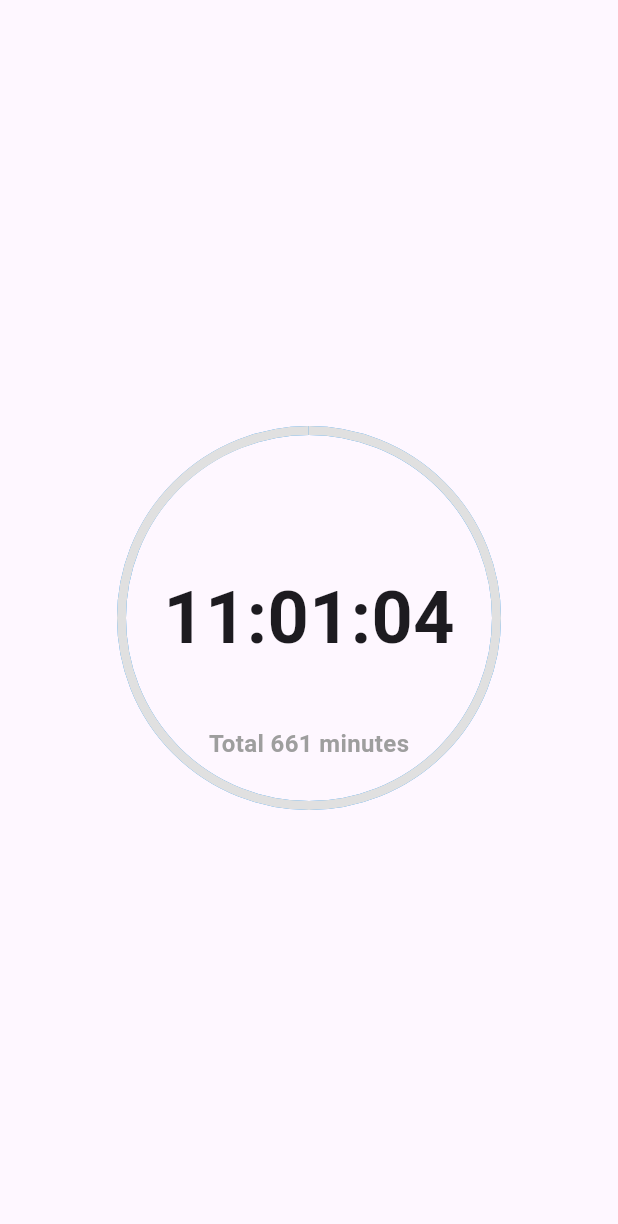
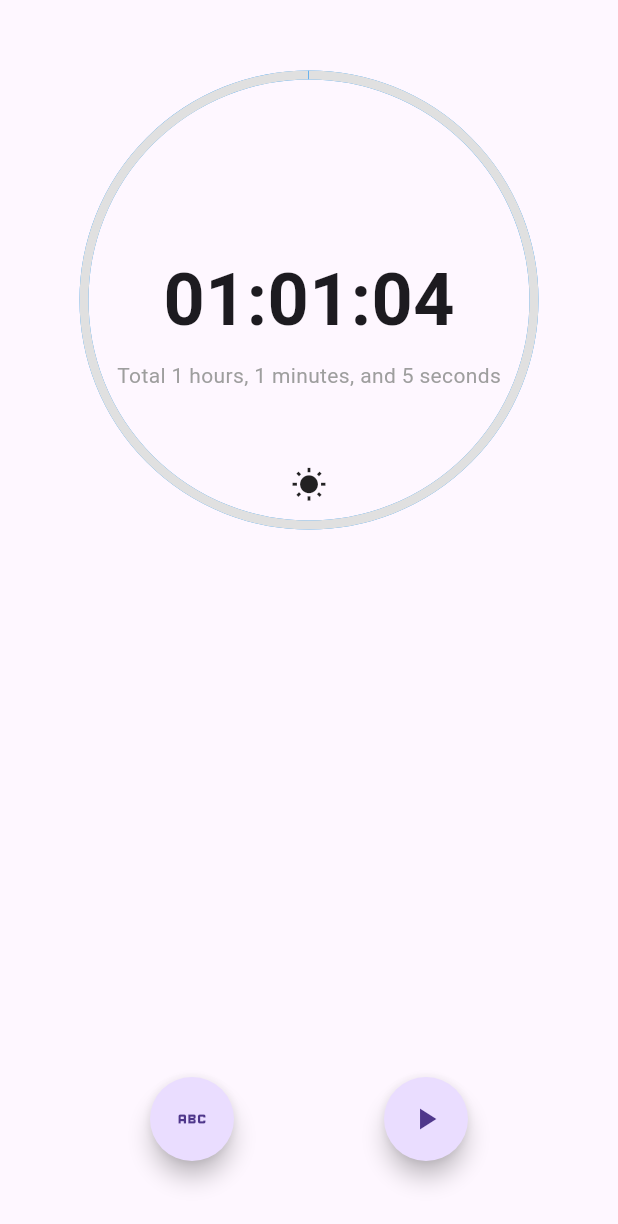
Before and after one commit to 20sw084/Clock, a Flutter app: the CountdownTimer widget shown alone on an empty page, opened directly, on a phone screen of 412 x 824 dp. Shown: the top 1224 px of the screen. Run offline on Flutter 3.47's test engine with Material 3 defaults, Android fonts, the phone set to English and light mode, and no system bars.

Commit message:
first commit

```diff
--- a/lib/screens/static_screen.dart
+++ b/lib/screens/static_screen.dart
@@ -374,7 +374,7 @@ class _AlarmScreenState extends State<AlarmScreen> {
                         ),
                       )
                     : ((whichActionSelected == 4)
-                        ? ((isTimerOn)? CountdownTimer(duration: Duration(hours: 11, minutes: 1, seconds: 5,)):
+                        ? ((isTimerOn)? CountdownTimer(duration: Duration(hours: 1, minutes: 1, seconds: 5,)):
         Column(
                             mainAxisAlignment: MainAxisAlignment.spaceAround,
                             children: [
--- a/lib/widgets/countdown_timer.dart
+++ b/lib/widgets/countdown_timer.dart
@@ -56,12 +56,17 @@ class _CountdownTimerState extends State<CountdownTimer> {
     final seconds = strDigits(timeLeft.inSeconds.remainder(60));
 
     return Center(
+      child: Column(
+        mainAxisAlignment: MainAxisAlignment.spaceBetween,
+        children: [
+          Padding(
+            padding: const EdgeInsets.only(top: 50.0, bottom: 50,),
             child: Stack(
               alignment: Alignment.center,
               children: [
                 SizedBox(
-            width: 250,
-            height: 250,
+                  width: 300,
+                  height: 300,
                   child: CircularProgressIndicator(
                     value: percentageRemaining,
                     strokeWidth: 6,
@@ -76,15 +81,32 @@ class _CountdownTimerState extends State<CountdownTimer> {
                     fontWeight: FontWeight.bold,
                   ),
                 ),
+                // TODO: show hours, minutes as available when it is not zero.
                 Positioned(
-            bottom: 30,
+                  bottom: 90,
                   child: Text(
-              'Total ${widget.duration.inMinutes} minutes',
+                    'Total ${widget.duration.inHours} hours, ${widget.duration.inMinutes % 60} minutes, and ${widget.duration.inSeconds % 60} seconds',
                     style: TextStyle(
-                fontSize: 16,
-                fontWeight: FontWeight.bold,
+                      fontSize: 14,
                       color: Colors.grey,
                     ),
+                  ),
+                ),
+                Positioned(
+                  bottom: 15,
+                  child: Icon(Icons.wb_sunny_sharp),
+                ),
+              ],
+            ),
+          ),
+          Padding(
+            padding: const EdgeInsets.all(50.0),
+            child: Row(
+              mainAxisAlignment: MainAxisAlignment.spaceAround,
+              children: [
+                FloatingActionButton(onPressed: null, child: Icon(Icons.abc),shape: CircleBorder(),),
+                FloatingActionButton(onPressed: null, child: Icon(Icons.play_arrow),shape: CircleBorder(),),
+              ],
             ),
           ),
         ],
```
Lines whose indentation alone changed are shown as unchanged.
